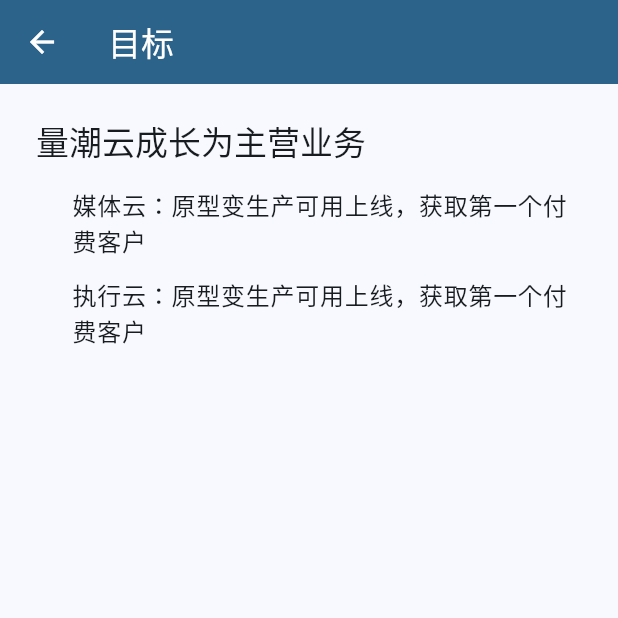
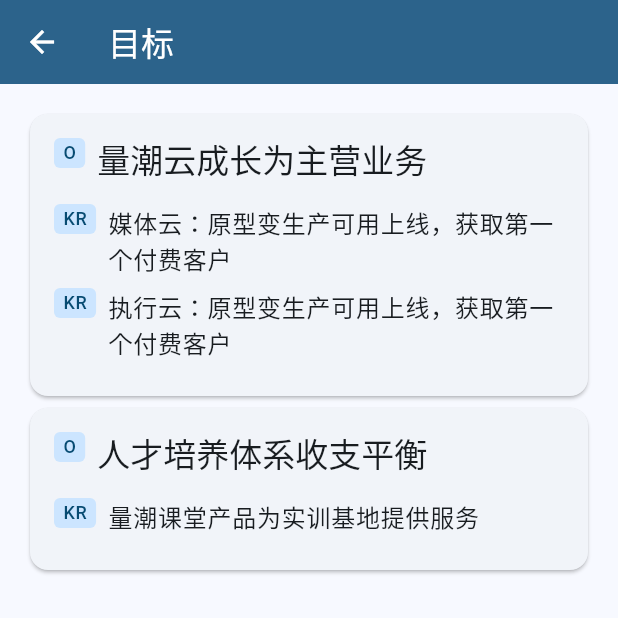
Before and after one commit to quanttide/qtcloud-execute, a Flutter app: the GoalPage screen opened directly, on a phone screen of 412 x 824 dp, the top half of it. Run offline on Flutter 3.47's test engine with Material 3 defaults, Android fonts, the phone set to English and light mode, and no system bars; our stand-ins replace flutter_bloc, go_router; network calls fail.

Commit message:
feat(studio): 目标页改为 OKR 卡片列表，新增量潮课堂业务 OKR

```diff
--- a/src/studio/lib/screens/goal_page.dart
+++ b/src/studio/lib/screens/goal_page.dart
@@ -1,19 +1,25 @@
 import 'package:flutter/material.dart';
 
-/// 目标页：长期目标居顶，分解出的短期目标（关键结果）缩进其下。
+/// 目标页：一个 OKR 一张卡片，O 与 KR 明确标注。
 ///
-/// v0.1.x 内置内容（与 profile qtcloud「目标」一致）；服务端目标 API
+/// v0.1.x 内置内容（与 profile qtcloud / qtclass「目标」一致）；服务端目标 API
 /// 落地后改由仓储注入。进度由挂载任务的真实状态计算，不在本页写死。
 class GoalPage extends StatelessWidget {
   const GoalPage({super.key});
 
-  /// 长期目标
-  static const String longTermGoal = '量潮云成长为主营业务';
-
-  /// 短期目标（长期目标的关键结果）
-  static const List<String> shortTermGoals = [
+  /// OKR 列表（一个 OKR 一张卡片），内容与 profile 各业务「目标」一致
+  static const List<(String objective, List<String> keyResults)> okrs = [
+    (
+      '量潮云成长为主营业务',
+      [
         '媒体云：原型变生产可用上线，获取第一个付费客户',
         '执行云：原型变生产可用上线，获取第一个付费客户',
+      ],
+    ),
+    (
+      '人才培养体系收支平衡',
+      ['量潮课堂产品为实训基地提供服务'],
+    ),
   ];
 
   @override
@@ -34,28 +40,72 @@
           ),
         ],
       ),
-      body: Padding(
-        padding: const EdgeInsets.all(24),
+      body: ListView(
+        padding: const EdgeInsets.all(16),
+        children: [
+          for (final (objective, keyResults) in okrs)
+            Card(
+              child: Padding(
+                padding: const EdgeInsets.all(16),
                 child: Column(
                   crossAxisAlignment: CrossAxisAlignment.start,
                   children: [
-            Text(
-              longTermGoal,
-              key: const ValueKey('long-term-goal'),
+                    Row(
+                      crossAxisAlignment: CrossAxisAlignment.start,
+                      children: [
+                        _tag(context, 'O'),
+                        const SizedBox(width: 8),
+                        Expanded(
+                          child: Text(
+                            objective,
+                            key: const ValueKey('objective'),
                             style: theme.textTheme.titleLarge,
                           ),
+                        ),
+                      ],
+                    ),
                     const SizedBox(height: 16),
-            for (final goal in shortTermGoals)
+                    for (final kr in keyResults)
                       Padding(
-                padding: const EdgeInsets.only(left: 24, bottom: 12),
+                        padding: const EdgeInsets.only(bottom: 8),
+                        child: Row(
+                          crossAxisAlignment: CrossAxisAlignment.start,
+                          children: [
+                            _tag(context, 'KR'),
+                            const SizedBox(width: 8),
+                            Expanded(
                               child: Text(
-                  goal,
+                                kr,
                                 style: theme.textTheme.bodyLarge,
                               ),
                             ),
                           ],
                         ),
                       ),
+                  ],
+                ),
+              ),
+            ),
+        ],
+      ),
+    );
+  }
+
+  /// O / KR 标签：小色块，层级一眼可辨。
+  Widget _tag(BuildContext context, String text) {
+    final theme = Theme.of(context);
+    return Container(
+      padding: const EdgeInsets.symmetric(horizontal: 6, vertical: 2),
+      decoration: BoxDecoration(
+        color: theme.colorScheme.primaryContainer,
+        borderRadius: BorderRadius.circular(4),
+      ),
+      child: Text(
+        text,
+        style: theme.textTheme.labelMedium?.copyWith(
+          color: theme.colorScheme.onPrimaryContainer,
+        ),
+      ),
     );
   }
 }
```
Also changed, not shown: 1 other file. Lines whose indentation alone changed are shown as unchanged.
